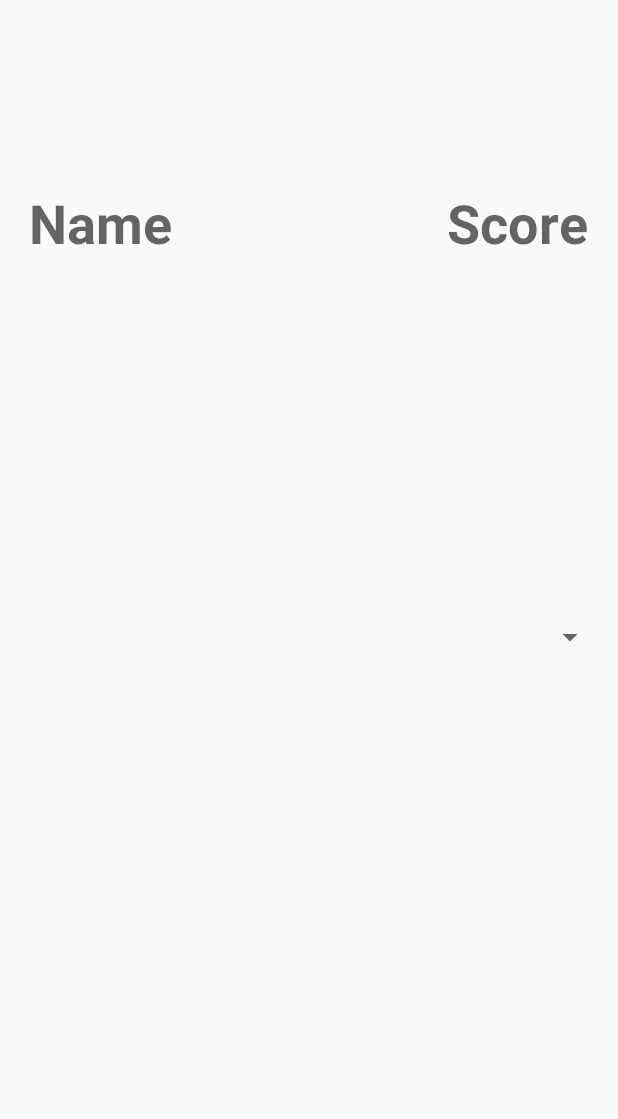
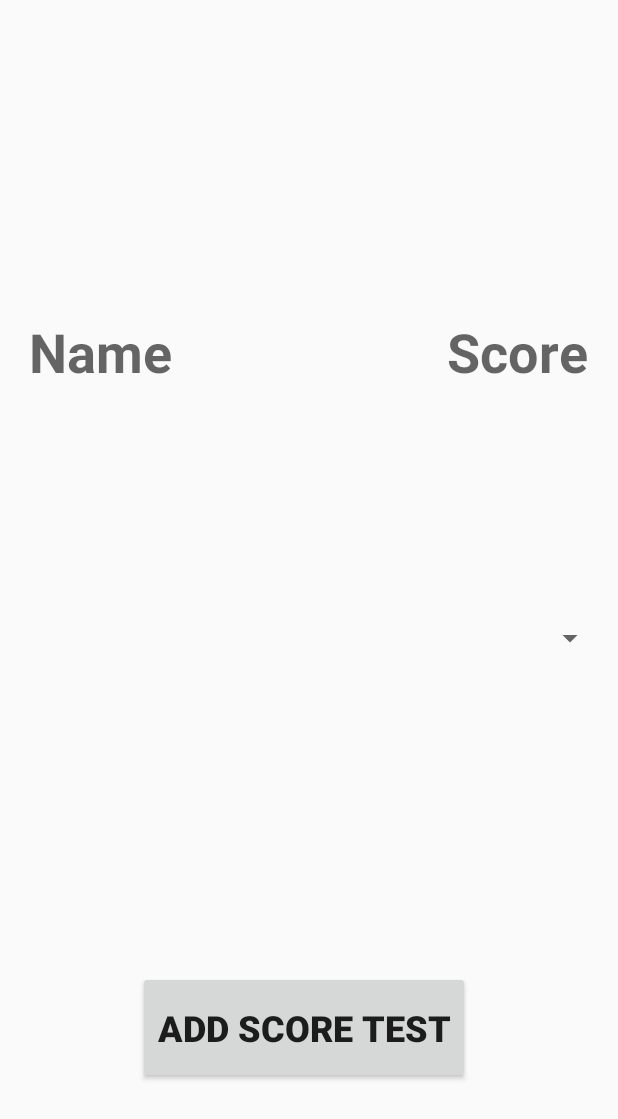
Before and after one commit to Danny-Turner/MazeGame, an Android app: the ScorePage screen opened directly, with no data from a screen before it, on a phone screen of 412 x 824 dp. Shown: the top 1119 px of the screen. Run offline under Robolectric (Android 15) with nearby library versions, the phone set to English and light mode, and no system bars.

Commit message:
Updated ScorePage
renovated design philosophy, added a test/button

```diff
--- a/app/src/main/java/com/example/mazegame/ScorePage.java
+++ b/app/src/main/java/com/example/mazegame/ScorePage.java
@@ -1,29 +1,47 @@
 package com.example.mazegame;
 
 import android.app.Activity;
-import android.content.Intent;
-import android.support.v7.app.AppCompatActivity;
 import android.os.Bundle;
+import android.util.Pair;
 import android.view.View;
 import android.widget.Button;
-import android.widget.Spinner;
 
-import java.util.Dictionary;
+import java.util.ArrayList;
 
 public class ScorePage extends Activity {
-    private Dictionary high_scores;
-    private Spinner score_display;
+    private ArrayList<Pair<String, String>> HighScores;
+    private Button addScoreTestButton;
+
 
     @Override
     protected void onCreate(Bundle savedInstanceState) {
         super.onCreate(savedInstanceState);
         setContentView(R.layout.activity_scores);
         findIDs();
-
+        addScoreTestButton();
     }
 
-    public void findIDs(){
+    private void findIDs(){
         setContentView(R.layout.activity_scores);
+        addScoreTestButton = findViewById(R.id.addScoreTestButton);
     }
 
+
+    private void addScoreTestButton(){
+        addScoreTestButton.setOnClickListener(new View.OnClickListener() {
+            @Override
+            public void onClick(View v) {
+                addScoreTest();
+            }
+        });
+    }
+
+    private void addScoreTest(){
+        String playername = "Rader";
+        String playerscore = "5:32";
+        HighScores.add(Pair.<String, String>create(playername, playerscore));
+    }
+
+
+
 }
--- a/app/src/main/res/layout/activity_scores.xml
+++ b/app/src/main/res/layout/activity_scores.xml
@@ -9,7 +9,7 @@
     <Spinner
         android:id="@+id/score_display"
         android:layout_width="395dp"
-        android:layout_height="519dp"
+        android:layout_height="348dp"
         android:layout_marginStart="8dp"
         android:layout_marginTop="119dp"
         android:layout_marginEnd="8dp"
@@ -44,4 +44,17 @@
         android:textStyle="bold"
         app:layout_constraintBottom_toTopOf="@+id/score_display"
         app:layout_constraintStart_toStartOf="parent" />
+
+    <Button
+        android:id="@+id/addScoreTestButton"
+        android:layout_width="221dp"
+        android:layout_height="75dp"
+        android:layout_marginStart="92dp"
+        android:layout_marginTop="48dp"
+        android:text="Add Score Test"
+        android:textAlignment="center"
+        android:textSize="24sp"
+        android:textStyle="bold"
+        app:layout_constraintStart_toStartOf="parent"
+        app:layout_constraintTop_toBottomOf="@+id/score_display" />
 </android.support.constraint.ConstraintLayout>
```
